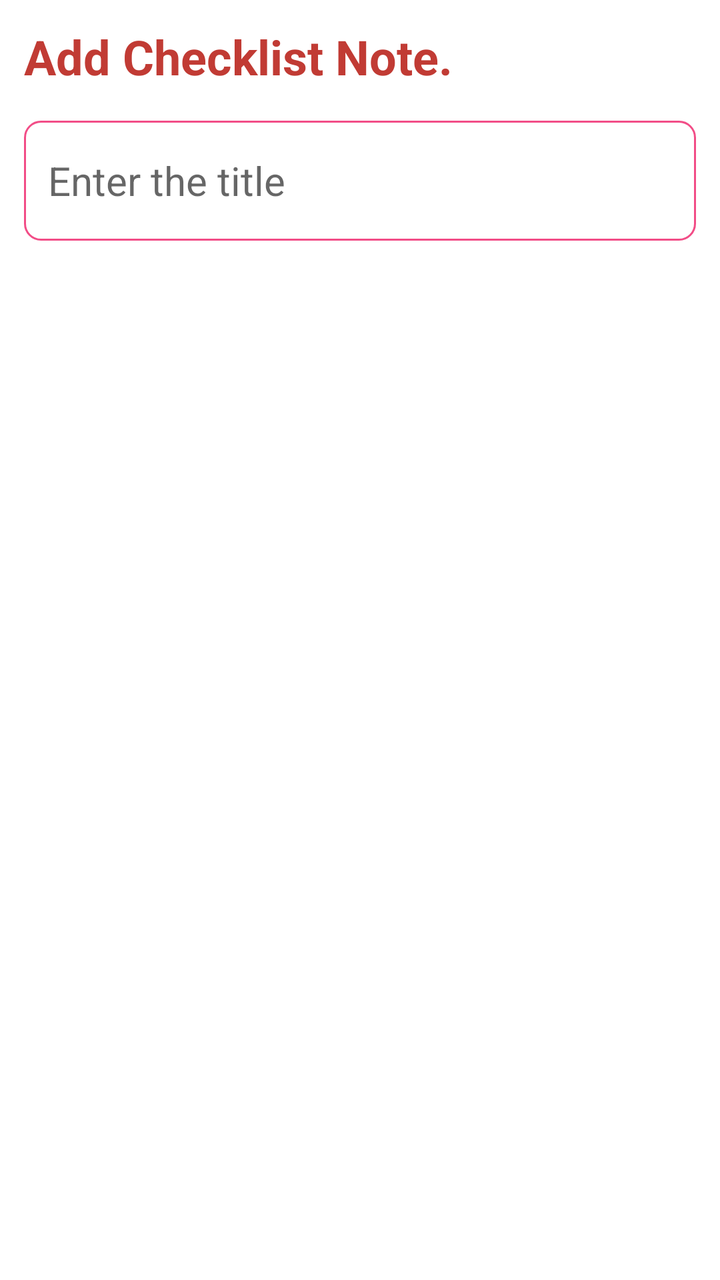
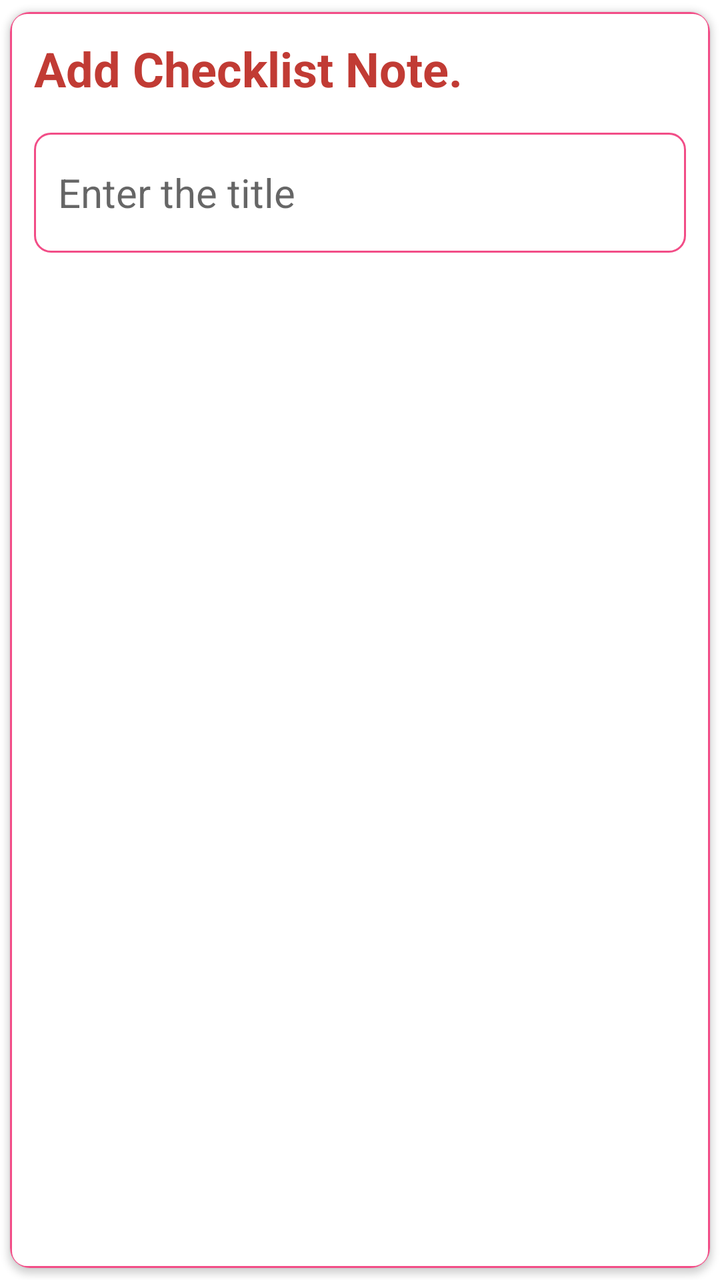

Compare the two renders of this Android layout. The source of the first and the diff that turns it into the second are given below.
<!-- AndroidManifest.xml: application theme Theme.NoteApp -->
<!-- res/layout/fragment_check_list.xml -->
<?xml version="1.0" encoding="utf-8"?>
<layout
    xmlns:android="http://schemas.android.com/apk/res/android"
    xmlns:tools="http://schemas.android.com/tools"
    xmlns:app="http://schemas.android.com/apk/res-auto">

    <LinearLayout
        android:layout_width="match_parent"
        android:layout_height="match_parent"
        android:orientation="vertical"
        android:padding="12dp"
        tools:context=".fragments.CheckListFragment">

        <TextView
            android:id="@+id/checklistHeading"
            android:layout_width="wrap_content"
            android:layout_height="wrap_content"
            android:text="Add Checklist Note."
            android:textColor="@color/red"
            android:textSize="24sp"
            android:textStyle="bold" />

        <EditText
            android:id="@+id/checklistTitle"
            android:layout_width="match_parent"
            android:layout_height="60dp"
            android:layout_marginTop="16dp"
            android:background="@drawable/pink_border"
            android:hint="Enter the title"
            android:maxLines="1"
            android:padding="12dp"
            android:textSize="20sp"/>

        <LinearLayout
            android:id="@+id/checkListContainer"
            android:layout_width="match_parent"
            android:layout_height="wrap_content"
            android:layout_marginTop="16dp"
            android:orientation="vertical" />

    </LinearLayout>
</layout>
<!-- resources referenced by this layout -->
<resources>
  <color name="red">#c13b34</color>
  <!-- drawable pink_border (drawable) -->
  <?xml version="1.0" encoding="utf-8"?>
  <shape xmlns:android="http://schemas.android.com/apk/res/android"
      android:shape="rectangle">
  
      <stroke
          android:width="1dp"
          android:color="@color/pink"/>
  
      <corners
          android:radius="8dp"/>
  
  </shape>
  <style name="Theme.NoteApp" parent="Base.Theme.NoteApp" />
  <color name="pink">#F24D87</color>
  <style name="Base.Theme.NoteApp" parent="Theme.MaterialComponents.DayNight.DarkActionBar">
          
          <item name="colorPrimary">#A9A8A8</item>
          <item name="colorPrimaryVariant">@color/pink</item>
          <item name="colorOnPrimary">@color/white</item>
          
          <item name="colorSecondary">@color/pink</item>
          <item name="colorSecondaryVariant">@color/pink</item>
          <item name="colorOnSecondary">@color/black</item>
          
          <item name="android:statusBarColor">@color/gray</item>
          
      </style>
  <color name="white">#FFFFFFFF</color>
  <color name="black">#FF000000</color>
  <color name="gray">#A9A8A8</color>
</resources>

<!-- the commit's change to res/layout/fragment_check_list.xml (unified diff, before → after) -->
@@ -4,39 +4,51 @@
     xmlns:tools="http://schemas.android.com/tools"
     xmlns:app="http://schemas.android.com/apk/res-auto">
 
-    <LinearLayout
+    <androidx.cardview.widget.CardView
         android:layout_width="match_parent"
         android:layout_height="match_parent"
-        android:orientation="vertical"
+        android:layout_margin="12dp"
+        app:cardCornerRadius="10dp"
+        app:cardUseCompatPadding="true"
         android:padding="12dp"
         tools:context=".fragments.CheckListFragment">
 
-        <TextView
-            android:id="@+id/checklistHeading"
-            android:layout_width="wrap_content"
-            android:layout_height="wrap_content"
-            android:text="Add Checklist Note."
-            android:textColor="@color/red"
-            android:textSize="24sp"
-            android:textStyle="bold" />
+        <LinearLayout
+            android:id="@+id/checklistRootLayout"
+            android:layout_width="match_parent"
+            android:layout_height="match_parent"
+            android:orientation="vertical"
+            android:background="@drawable/pink_border"
+            android:padding="12dp">
 
-        <EditText
-            android:id="@+id/checklistTitle"
-            android:layout_width="match_parent"
-            android:layout_height="60dp"
-            android:layout_marginTop="16dp"
-            android:background="@drawable/pink_border"
-            android:hint="Enter the title"
-            android:maxLines="1"
-            android:padding="12dp"
-            android:textSize="20sp"/>
+            <TextView
+                android:id="@+id/checklistHeading"
+                android:layout_width="wrap_content"
+                android:layout_height="wrap_content"
+                android:text="Add Checklist Note."
+                android:textColor="@color/red"
+                android:textSize="24sp"
+                android:textStyle="bold" />
 
-        <LinearLayout
-            android:id="@+id/checkListContainer"
-            android:layout_width="match_parent"
-            android:layout_height="wrap_content"
-            android:layout_marginTop="16dp"
-            android:orientation="vertical" />
+            <EditText
+                android:id="@+id/checklistTitle"
+                android:layout_width="match_parent"
+                android:layout_height="60dp"
+                android:layout_marginTop="16dp"
+                android:hint="Enter the title"
+                android:maxLines="1"
+                android:padding="12dp"
+                android:textSize="20sp"
+                android:background="@drawable/pink_border" />
 
-    </LinearLayout>
+            <LinearLayout
+                android:id="@+id/checkListContainer"
+                android:layout_width="match_parent"
+                android:layout_height="wrap_content"
+                android:layout_marginTop="16dp"
+                android:orientation="vertical"
+              />
+
+        </LinearLayout>
+    </androidx.cardview.widget.CardView>
 </layout>
